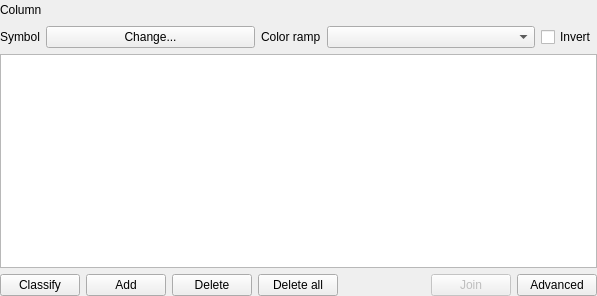
Before: the Qt Designer form src/ui/qgscategorizedsymbolrendererv2widget.ui in qgis/QGIS, drawn with Qt 5.
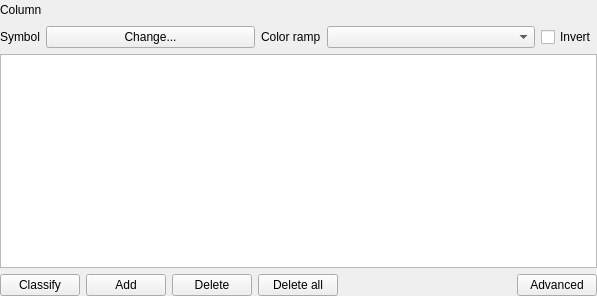
After: the same form once the commit is applied. Custom widgets are drawn as their Qt base class.

Commit message: remove unused button in categorized renderer ui

What changed in the file:
```diff
--- a/src/ui/qgscategorizedsymbolrendererv2widget.ui
+++ b/src/ui/qgscategorizedsymbolrendererv2widget.ui
@@ -176,16 +176,6 @@
        </property>
       </spacer>
      </item>
-     <item>
-      <widget class="QPushButton" name="btnJoinCategories">
-       <property name="enabled">
-        <bool>false</bool>
-       </property>
-       <property name="text">
-        <string>Join</string>
-       </property>
-      </widget>
-     </item>
      <item>
       <widget class="QPushButton" name="btnAdvanced">
        <property name="text">
```
Left out of the diff: 1 changed line with no effect on the pictures. The commit also changes 1 other file.
